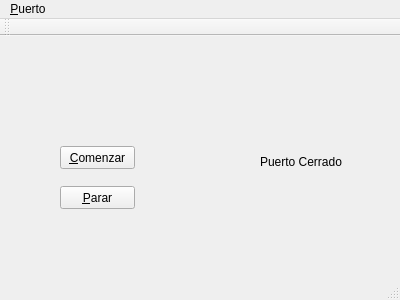
First picture: the form in principal.ui, repository marianocossio/PruebaBioAmp, before the edit.
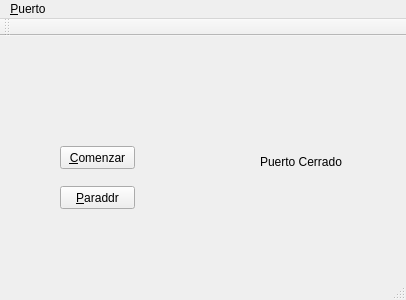
Second picture: the form after the edit.

```diff
--- a/principal.ui
+++ b/principal.ui
@@ -6,7 +6,7 @@
    <rect>
     <x>0</x>
     <y>0</y>
-    <width>400</width>
+    <width>406</width>
     <height>300</height>
    </rect>
   </property>
@@ -32,7 +32,7 @@
      <rect>
       <x>260</x>
       <y>110</y>
-      <width>91</width>
+      <width>131</width>
       <height>31</height>
      </rect>
     </property>
@@ -50,7 +50,7 @@
      </rect>
     </property>
     <property name="text">
-     <string>&amp;Parar</string>
+     <string>&amp;Paraddr</string>
     </property>
    </widget>
   </widget>
@@ -59,8 +59,8 @@
     <rect>
      <x>0</x>
      <y>0</y>
-     <width>400</width>
-     <height>21</height>
+     <width>406</width>
+     <height>26</height>
     </rect>
    </property>
    <widget class="QMenu" name="menu_Puerto">
```
